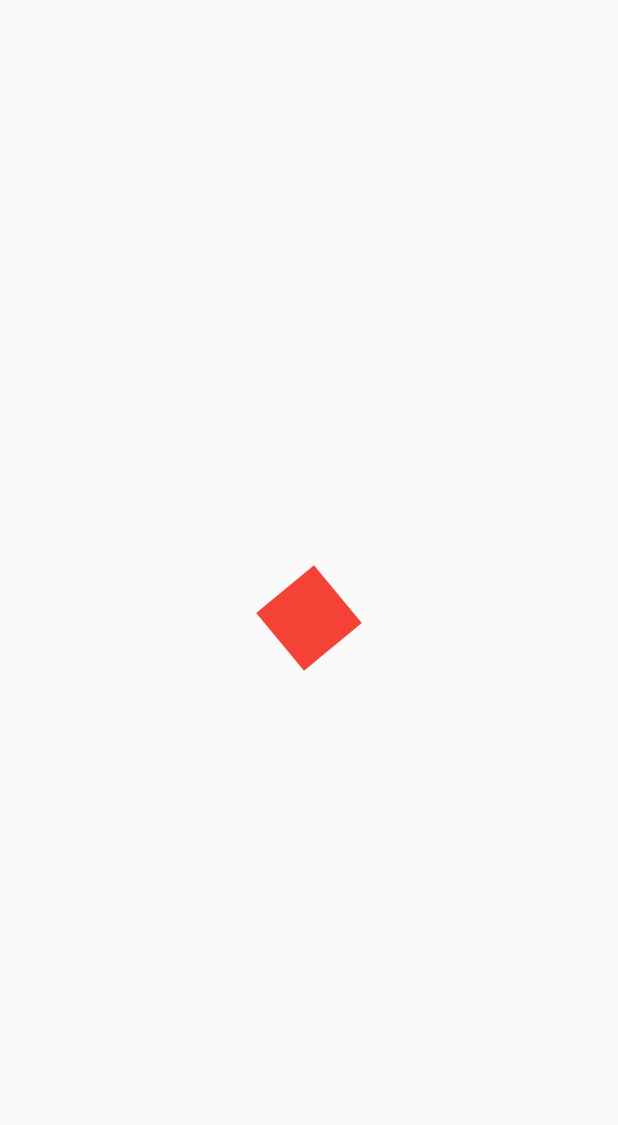
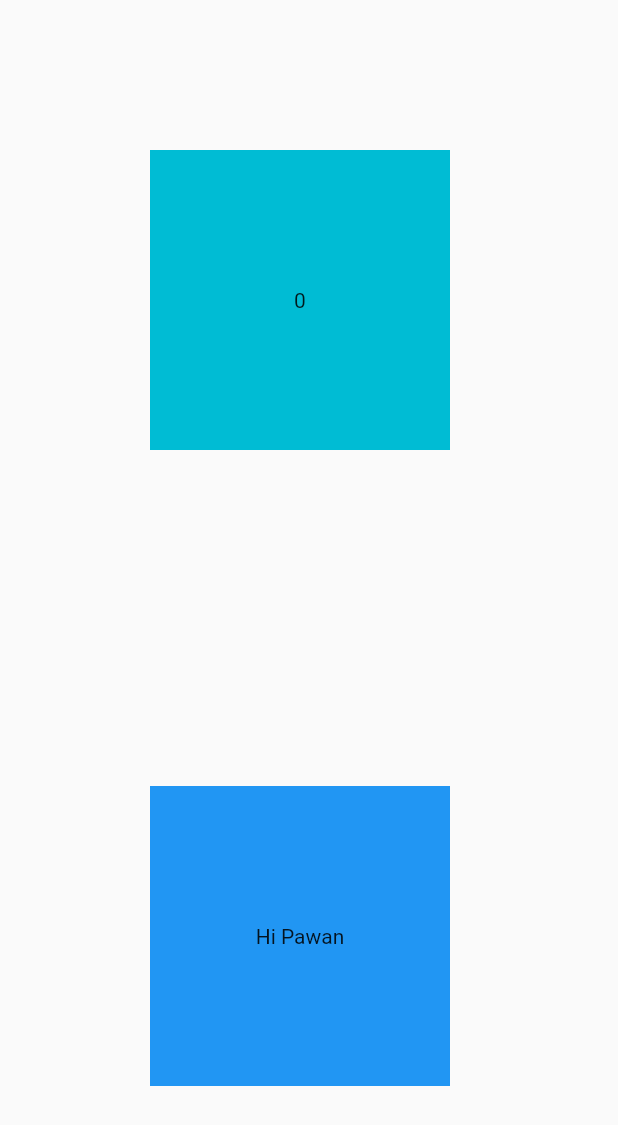
Before and after one commit to iampawan/FlutterWidgets, a Flutter app: the screen it shows after launch, on a phone screen of 412 x 824 dp. Shown: the top 1125 px of the screen. Run offline on Flutter 3.47's test engine with Material 2 defaults, Android fonts, the phone set to English and light mode, and no system bars; missing offline and left inert: random_pk.

Commit message:
Episode3 added - Draggable

```diff
--- /dev/null
+++ b/lib/Episode3_Draggable/draggable_widget.dart
@@ -0,0 +1,97 @@
+import 'package:flutter/material.dart';
+
+class Episode3 extends StatelessWidget {
+  var accpeptedData = 0;
+
+  @override
+  Widget build(BuildContext context) {
+    return Scaffold(
+      body: Stack(
+        children: <Widget>[
+          DraggableWidget(
+            offset: Offset(100.0, 100.0),
+          ),
+          Positioned(
+            top: 100.0,
+            left: 100.0,
+            child: DragTarget(
+              builder: (BuildContext context, List<dynamic> accepted,
+                      List<dynamic> rejected) =>
+                  Container(
+                    height: 200.0,
+                    width: 200.0,
+                    decoration: BoxDecoration(color: Colors.cyan),
+                    child: Center(
+                      child: Text(accpeptedData.toString()),
+                    ),
+                  ),
+              onAccept: (int data) {
+                accpeptedData = data;
+              },
+            ),
+          )
+        ],
+      ),
+    );
+  }
+}
+
+class DraggableWidget extends StatefulWidget {
+  final Offset offset;
+
+  DraggableWidget({Key key, this.offset}) : super(key: key);
+
+  @override
+  _DraggableWidgetState createState() => _DraggableWidgetState();
+}
+
+class _DraggableWidgetState extends State<DraggableWidget> {
+  Offset offset = Offset(0.0, 0.0);
+  @override
+  void initState() {
+    super.initState();
+    offset = widget.offset;
+  }
+
+  @override
+  Widget build(BuildContext context) {
+    return Positioned(
+      bottom: offset.dy,
+      left: offset.dx,
+      child: Draggable(
+        data: 20,
+        child: Container(
+          width: 200.0,
+          height: 200.0,
+          color: Colors.blue,
+          child: Center(
+            child: Text(
+              "Hi Pawan",
+              style: TextStyle(
+                decoration: TextDecoration.none,
+              ),
+            ),
+          ),
+        ),
+        feedback: Container(
+          width: 200.0,
+          height: 200.0,
+          color: Colors.blue.withOpacity(0.3),
+          child: Center(
+            child: Text(
+              "Hi Pawan",
+              style: TextStyle(
+                decoration: TextDecoration.none,
+              ),
+            ),
+          ),
+        ),
+        onDraggableCanceled: (v, o) {
+          setState(() {
+            offset = o;
+          });
+        },
+      ),
+    );
+  }
+}
--- a/lib/main.dart
+++ b/lib/main.dart
@@ -1,6 +1,4 @@
 import 'package:flutter/material.dart';
-import 'package:flutterwidgets/Episode2_AnimatedBuilder/animated_builder.dart';
+import 'package:flutterwidgets/Episode3_Draggable/draggable_widget.dart';
 
-void main() => runApp(MaterialApp(
-  home: AnimatedBuilderExample()
-));
+void main() => runApp(MaterialApp(home: Episode3()));
```
